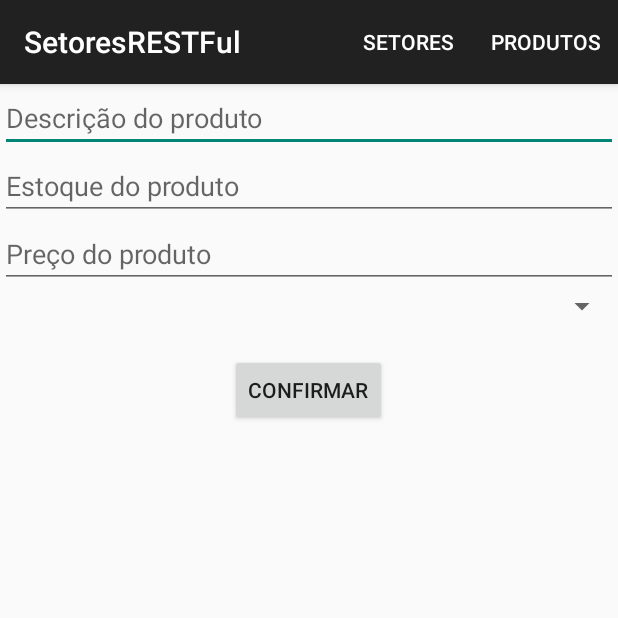
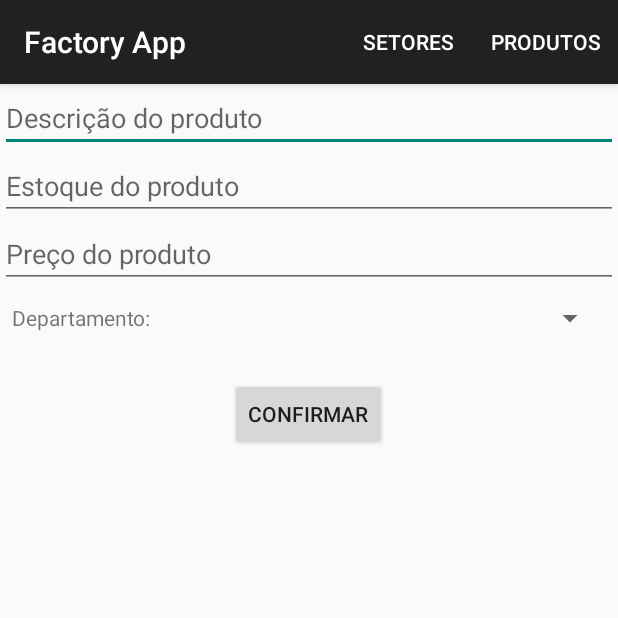
Before and after one commit to JaoPedro007/Disciplinas-TSI-5, an Android app: the ProdutoActivity screen opened directly, with no data from a screen before it, on a phone screen of 412 x 824 dp, the top half of it. Run offline under Robolectric (Android 15) with nearby library versions, the phone set to English and light mode, and no system bars.

Commit message:
Feat: Features in laytou on product screen

```diff
--- a/Programação de Dispositivos Móveis/SetoresRESTFul/app/src/main/res/layout/activity_main.xml
+++ b/Programação de Dispositivos Móveis/SetoresRESTFul/app/src/main/res/layout/activity_main.xml
@@ -22,6 +22,7 @@
         android:id="@+id/txt_margem_setor"/>
 
     <Button
+        android:layout_margin="20sp"
         android:layout_width="wrap_content"
         android:layout_height="wrap_content"
         android:layout_gravity="center"
--- a/Programação de Dispositivos Móveis/SetoresRESTFul/app/src/main/res/layout/activity_produto.xml
+++ b/Programação de Dispositivos Móveis/SetoresRESTFul/app/src/main/res/layout/activity_produto.xml
@@ -28,14 +28,26 @@
         android:inputType="numberDecimal"
         android:id="@+id/txt_preco_produto"/>
 
-    <Spinner
+    <LinearLayout
         android:layout_width="match_parent"
         android:layout_height="wrap_content"
-        android:hint="Setor do produto"
-        android:id="@+id/spinner_setor_produto"/>
+        android:orientation="horizontal"
+        android:padding="8dp">
 
+        <TextView
+            android:layout_width="wrap_content"
+            android:layout_height="wrap_content"
+            android:layout_gravity="center_vertical"
+            android:layout_marginEnd="5dp"
+            android:text="Departamento:"/>
+
+        <Spinner
+            android:layout_width="match_parent"
+            android:layout_height="wrap_content"
+            android:id="@+id/spinner_setor_produto"/>
+    </LinearLayout>
     <Button
-        android:layout_marginTop="20sp"
+        android:layout_margin="20sp"
         android:layout_width="wrap_content"
         android:layout_height="wrap_content"
         android:layout_gravity="center"
--- a/Programação de Dispositivos Móveis/SetoresRESTFul/app/src/main/res/values/strings.xml
+++ b/Programação de Dispositivos Móveis/SetoresRESTFul/app/src/main/res/values/strings.xml
@@ -1,3 +1,3 @@
 <resources>
-    <string name="app_name">SetoresRESTFul</string>
+    <string name="app_name">Factory App</string>
 </resources>
```
